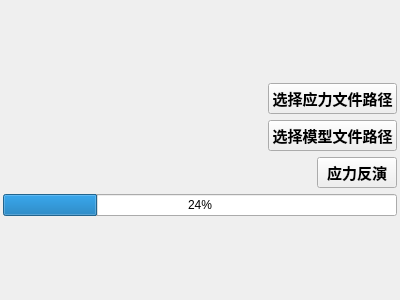
Old version of the form uifile/stresswidget.ui in the repository Meihongtao/GUI.
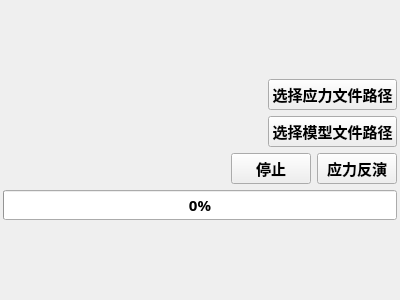
New version of the form.

The edit to the form file:
```diff
--- a/uifile/stresswidget.ui
+++ b/uifile/stresswidget.ui
@@ -119,6 +119,22 @@
          </property>
         </spacer>
        </item>
+       <item>
+        <widget class="QPushButton" name="stopBtn">
+         <property name="font">
+          <font>
+           <family>幼圆</family>
+           <pointsize>11</pointsize>
+           <weight>75</weight>
+           <bold>true</bold>
+           <stylestrategy>PreferAntialias</stylestrategy>
+          </font>
+         </property>
+         <property name="text">
+          <string>停止</string>
+         </property>
+        </widget>
+       </item>
        <item>
         <widget class="QPushButton" name="inverseBtn">
          <property name="font">
@@ -138,8 +154,20 @@
      </item>
      <item>
       <widget class="QProgressBar" name="progressBar">
+       <property name="font">
+        <font>
+         <family>幼圆</family>
+         <pointsize>11</pointsize>
+         <weight>75</weight>
+         <bold>true</bold>
+         <stylestrategy>PreferAntialias</stylestrategy>
+        </font>
+       </property>
        <property name="value">
-        <number>24</number>
+        <number>0</number>
+       </property>
+       <property name="alignment">
+        <set>Qt::AlignCenter</set>
        </property>
       </widget>
      </item>
```
